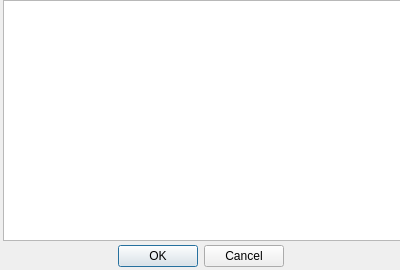
Qt form Files/error_box.ui (PythonSoft-company/RasCalculator_SHIY) before a commit.
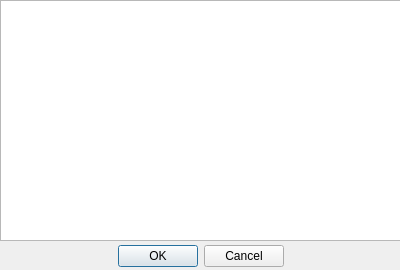
The same form after that commit.

```diff
--- a/Files/error_box.ui
+++ b/Files/error_box.ui
@@ -38,7 +38,7 @@
   <widget class="QTextEdit" name="error_text">
    <property name="geometry">
     <rect>
-     <x>3</x>
+     <x>0</x>
      <y>0</y>
      <width>401</width>
      <height>241</height>
```
